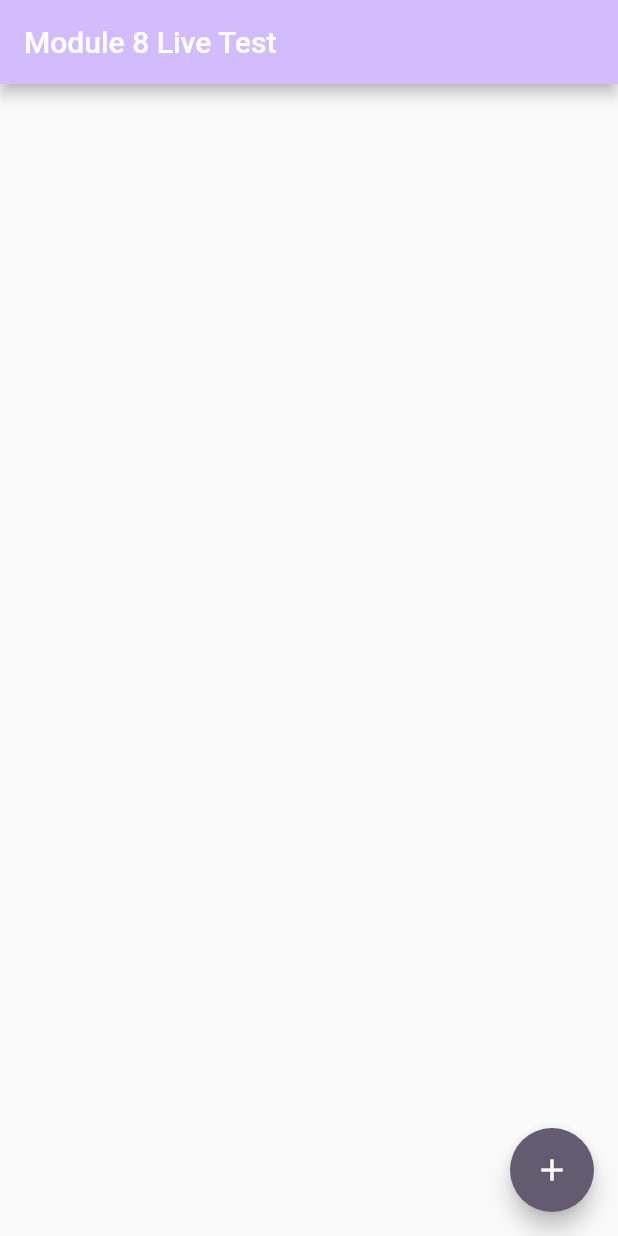
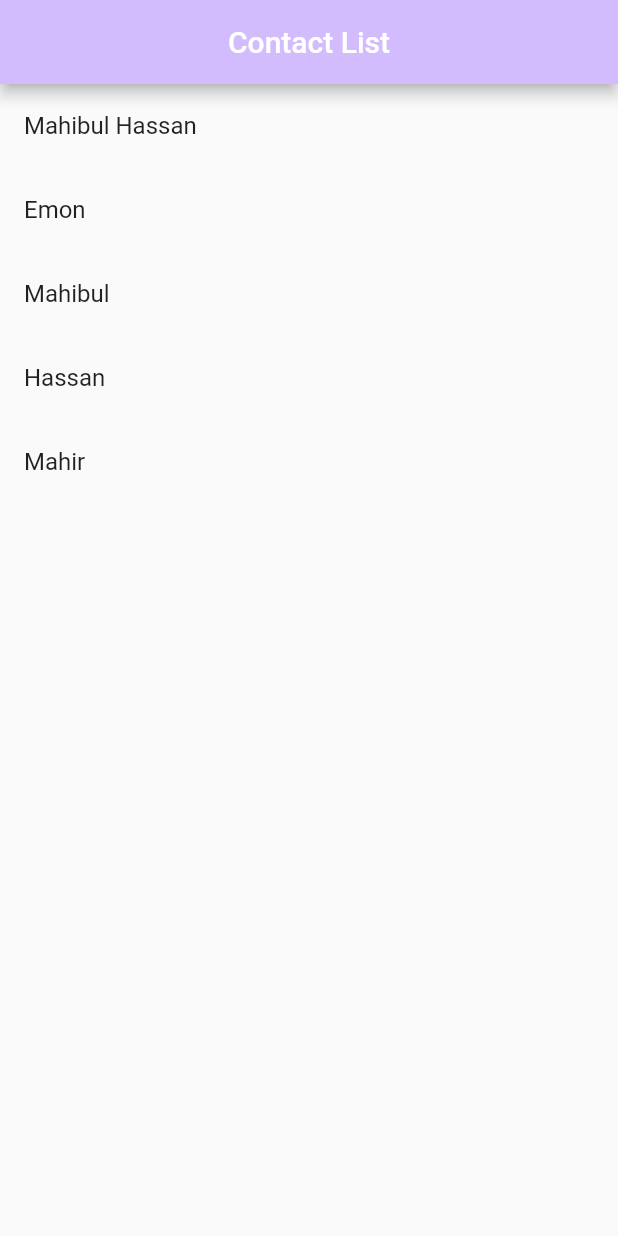
Before and after one commit to Mahibulhassan/Ostad-Online-Learning, a Flutter app: the screen it shows after launch, on a phone screen of 412 x 824 dp. Run offline on Flutter 3.47's test engine with Material 2 defaults, Android fonts, the phone set to English and light mode, and no system bars.

Commit message:
module 8 live test done

```diff
--- /dev/null
+++ b/module_8_livetest/lib/data_file.dart
@@ -0,0 +1,10 @@
+
+
+class Contact {
+  String name;
+  String email;
+  String number;
+
+  Contact(this.name,this.email,this.number);
+
+}
--- a/module_8_livetest/lib/main.dart
+++ b/module_8_livetest/lib/main.dart
@@ -1,4 +1,6 @@
 import 'package:flutter/material.dart';
+
+import 'data_file.dart';
 
 void main() {
   runApp(const MyApp());
@@ -15,6 +17,7 @@ class MyApp extends StatelessWidget {
       theme: ThemeData(
         colorScheme: ColorScheme.fromSeed(seedColor: Colors.deepPurple),
       ),
+      debugShowCheckedModeBanner: false,
       home: const MyHomePage(),
     );
   }
@@ -30,25 +33,56 @@ class MyHomePage extends StatefulWidget {
 class _MyHomePageState extends State<MyHomePage> {
 
   //Variable Part
-
+  List<Contact> contacts =[
+    Contact("Mahibul Hassan", "mahibulhassan842@gmail.com", "01681690327"),
+    Contact("Emon", "mahibul61@gmail.com", "01981690300"),
+    Contact("Mahibul ", "hassan842@gmail.com", "01681690857"),
+    Contact("Hassan", "mahibul842@gmail.com", "01684581235"),
+    Contact("Mahir", "mahibulhassan842@gmail.com", "01681690327"),
+  ];
 
   //Code Part
   @override
   Widget build(BuildContext context) {
+    Size size = MediaQuery.of(context).size;
     return Scaffold(
       appBar: AppBar(
         backgroundColor: Theme.of(context).colorScheme.inversePrimary,
-        title: Text("Module 8 Live Test"),
+        title:const Center(child: Text("Contact List")),
       ),
       body: Center(
-        child: Container(),
-      ),
-      floatingActionButton: FloatingActionButton(
-        onPressed:(){
-
-        },
-        tooltip: 'Increment',
-        child: const Icon(Icons.add),
+        child: ListView.builder(
+          itemCount: contacts.length,
+          itemBuilder: (context,index){
+            return ListTile(
+              title: Text(contacts[index].name),
+              onTap: (){
+                Scaffold.of(context).showBottomSheet<void>(
+                    (BuildContext context){
+                      return Container(
+                        height: size.height*0.3,
+                        width: size.width*1,
+                        color: Colors.white70,
+                        child: Padding(
+                          padding: const EdgeInsets.all(12.0),
+                          child: Column(
+                            crossAxisAlignment: CrossAxisAlignment.start,
+                            children: [
+                              const Text("Contact Details",style: TextStyle(fontSize: 20,color: Colors.black),),
+                              const SizedBox(height: 20,),
+                              Text("Name : ${contacts[index].name}",style: const TextStyle(fontSize: 15,color: Colors.black)),
+                              Text("Email : ${contacts[index].email}",style:const TextStyle(fontSize: 15,color: Colors.black)),
+                              Text("Phone Number : ${contacts[index].number}",style:const TextStyle(fontSize: 15,color: Colors.black)),
+                            ],
+                          ),
+                        ),
+                      );
+                    }
+                );
+              },
+            );
+          },
+        ),
       ), // This trailing comma makes auto-formatting nicer for build methods.
     );
   }
```
